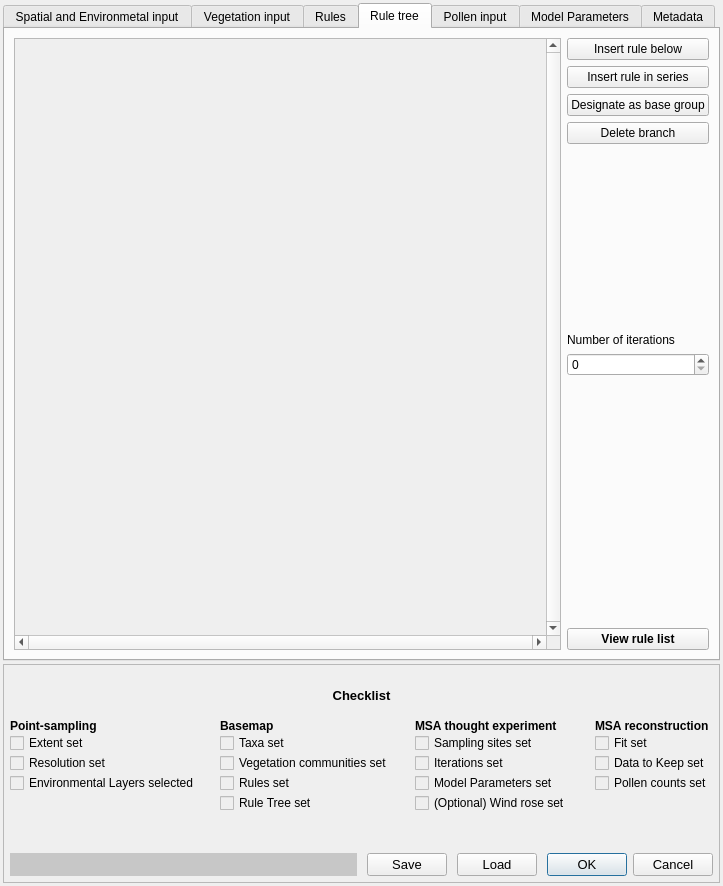
Above: MSA_QGIS_dialog_base.ui from ThyavdBerg/MSA-Q before the change. Below: the same form after it.
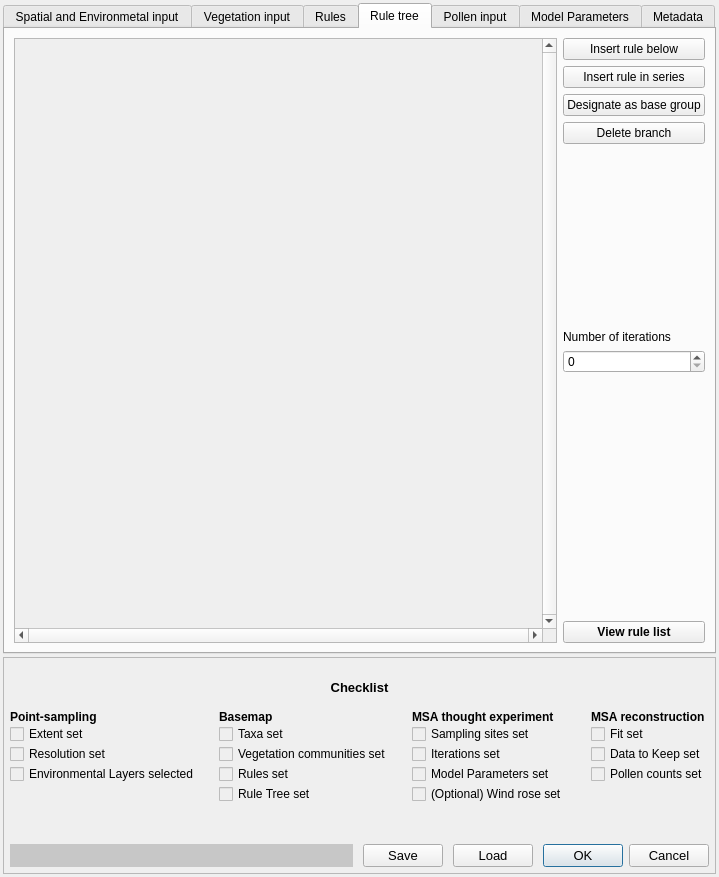
That is the form after the change. The open tabs and pages were chosen to show the change. Custom widgets are drawn as their Qt base class.

Commit message: Another bugfix where wrong model name is called from the UI. Applied run_type without fit calculation (further testing necessary but base-case is functional). Now default writes a csv of the simulated pollen percentages, and of the likelihood + landscape percentages (Maps table).

What changed in the file:
```diff
--- a/MSA_QGIS_dialog_base.ui
+++ b/MSA_QGIS_dialog_base.ui
@@ -9,8 +9,8 @@
    <rect>
     <x>0</x>
     <y>0</y>
-    <width>723</width>
-    <height>886</height>
+    <width>719</width>
+    <height>877</height>
    </rect>
   </property>
   <property name="contextMenuPolicy">
@@ -916,8 +916,8 @@
                <rect>
                 <x>0</x>
                 <y>0</y>
-                <width>533</width>
-                <height>591</height>
+                <width>525</width>
+                <height>580</height>
                </rect>
               </property>
               <layout class="QHBoxLayout" name="horizontalLayout_18">
@@ -1818,8 +1818,8 @@
       <property name="geometry">
        <rect>
         <x>0</x>
-        <y>-4</y>
-        <width>698</width>
+        <y>0</y>
+        <width>690</width>
         <height>223</height>
        </rect>
       </property>
@@ -2262,7 +2262,7 @@
                 <string notr="true">color: rgb(0, 0, 0);</string>
                </property>
                <property name="text">
-                <string>Fit set</string>
+                <string>Fit set </string>
                </property>
                <property name="checkable">
                 <bool>true</bool>
```
Left out of the diff: 14 changed lines with no effect on the pictures. The commit also changes 2 other files.
